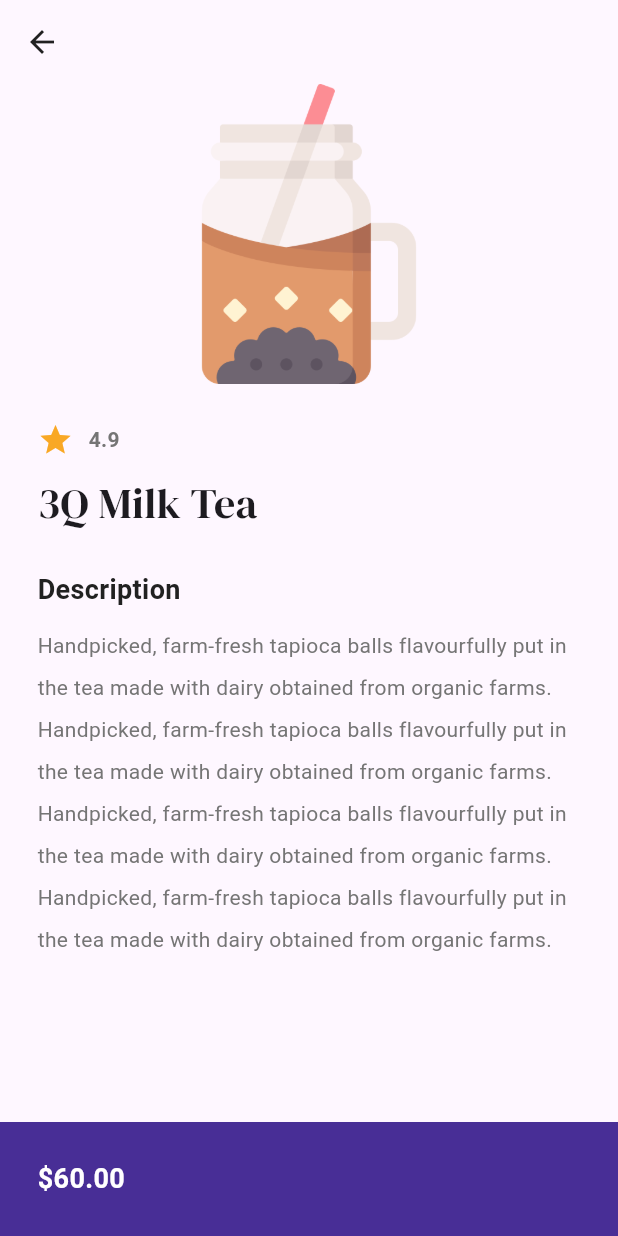
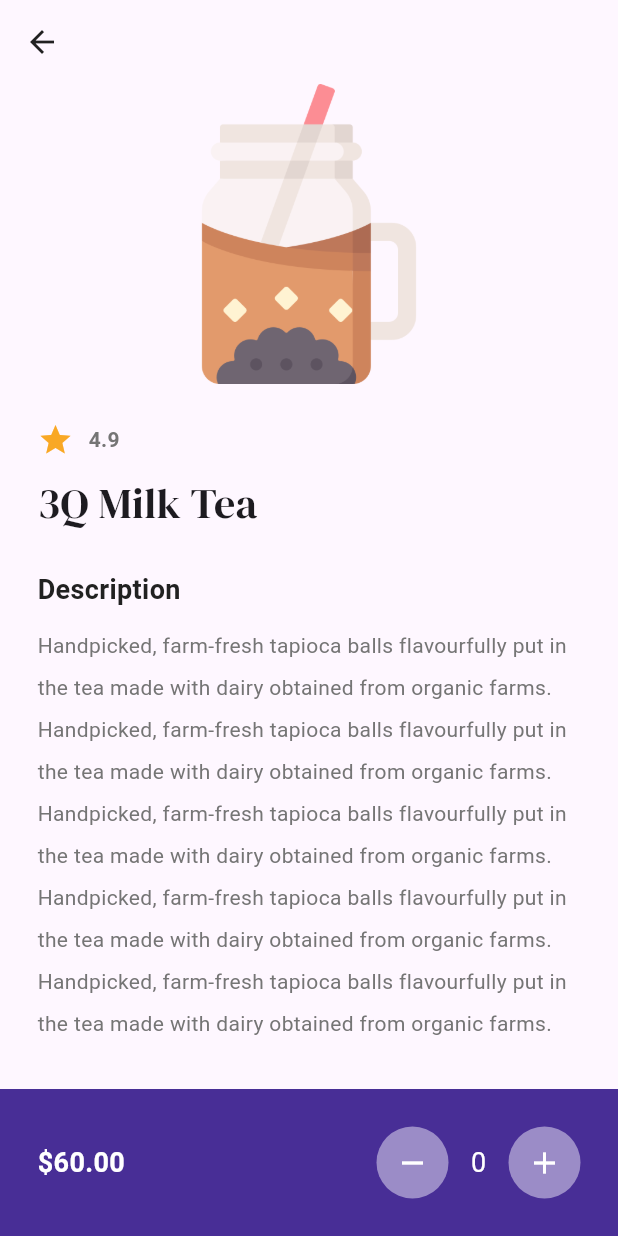
Before and after one commit to strawberryskeleton/tapioka, a Flutter app: the MenuPage screen opened by its route, after a tap on "3Q Milk Tea", on a phone screen of 412 x 824 dp. Run offline on Flutter 3.47's test engine with Material 3 defaults, Android fonts, the phone set to English and light mode, and no system bars; our stand-ins replace google_fonts.

Commit message:
food details page: quantity count ui + function added

```diff
--- a/lib/components/button.dart
+++ b/lib/components/button.dart
@@ -1,4 +1,5 @@
 import 'package:flutter/material.dart';
+import '../theme/colors.dart';
 
 class MyButton extends StatelessWidget {
   final String text;
@@ -11,7 +12,7 @@ class MyButton extends StatelessWidget {
       onTap: onTap,
       child: Container(
         decoration: BoxDecoration(
-          color: Color.fromARGB(255, 98, 77, 160),
+          color: secondaryColor,
           borderRadius: BorderRadius.circular(40),
         ),
         padding: EdgeInsets.all(20),
--- a/lib/pages/food_details_page.dart
+++ b/lib/pages/food_details_page.dart
@@ -15,6 +15,24 @@ class FoodDetailsPage extends StatefulWidget {
 }
 
 class _FoodDetailsPageState extends State<FoodDetailsPage> {
+
+  // Quantity Count Functions
+  int quantityCount = 0;
+
+  void decrementQuantityCount () {
+    setState(() {
+      quantityCount--;
+    });
+  }
+
+  void incrementQuantityCount () {
+    setState(() {
+      quantityCount++;
+    });
+  }
+
+
+
   @override
   Widget build(BuildContext context) {
     return Scaffold(
@@ -86,7 +104,7 @@ class _FoodDetailsPageState extends State<FoodDetailsPage> {
                   const SizedBox(height: 10),
 
                   Text(
-                    "Handpicked, farm-fresh tapioca balls flavourfully put in the tea made with dairy obtained from organic farms. Handpicked, farm-fresh tapioca balls flavourfully put in the tea made with dairy obtained from organic farms. Handpicked, farm-fresh tapioca balls flavourfully put in the tea made with dairy obtained from organic farms. Handpicked, farm-fresh tapioca balls flavourfully put in the tea made with dairy obtained from organic farms.",
+                    "Handpicked, farm-fresh tapioca balls flavourfully put in the tea made with dairy obtained from organic farms. Handpicked, farm-fresh tapioca balls flavourfully put in the tea made with dairy obtained from organic farms. Handpicked, farm-fresh tapioca balls flavourfully put in the tea made with dairy obtained from organic farms. Handpicked, farm-fresh tapioca balls flavourfully put in the tea made with dairy obtained from organic farms. Handpicked, farm-fresh tapioca balls flavourfully put in the tea made with dairy obtained from organic farms.",
                     style: TextStyle(
                       color: Colors.grey[600],
                       fontSize: 14,
@@ -108,6 +126,7 @@ class _FoodDetailsPageState extends State<FoodDetailsPage> {
               children: [
                 // price + quantity
                 Row(
+                  mainAxisAlignment: MainAxisAlignment.spaceBetween,
                   children: [
                     // price
                     Text(
@@ -120,12 +139,60 @@ class _FoodDetailsPageState extends State<FoodDetailsPage> {
                     ),
 
                     // quantity
+                    Row(
+                      children: [
+                        // minus button
+                        Container(
+                          decoration: BoxDecoration(
+                            color: secondaryColor,
+                            shape: BoxShape.circle,
+                          ),
+                          child: IconButton(
+                            icon: const Icon(
+                              Icons.remove,
+                              color: Colors.white,
+                            ),
+                            onPressed: decrementQuantityCount,
+                          ),
+                        ),
 
+                        // qty count
+                        SizedBox(
+                          width: 40,
+                          child: Center(
+                            child: Text(
+                              quantityCount.toString(),
+                              style: TextStyle(
+                                color: Colors.white,
+                                // fontWeight: FontWeight.bold,
+                                fontSize: 18,
+                              ),
+                            ),
+                          ),
+                        ),
+
+                        // plus button
+                        Container(
+                          decoration: BoxDecoration(
+                            color: secondaryColor,
+                            shape: BoxShape.circle,
+                          ),
+                          child: IconButton(
+                            icon: const Icon(
+                              Icons.add,
+                              color: Colors.white,
+                            ),
+                            onPressed: incrementQuantityCount,
+                          ),
+                        ),
+                      ],
+                    ),
 
                   ],
                 ),
 
                 // add to cart button
+
 
               ],
             ),
--- a/lib/pages/menu_page.dart
+++ b/lib/pages/menu_page.dart
@@ -21,7 +21,7 @@ class _MenuPageState extends State<MenuPage> {
     Food(name: "3Q Milk Tea", price: "60.00", imagePath: "lib/images/3Q_milk_tea.png", rating: "4.9"),
 
     // peace ice tea
-    Food(name: "Peace Ice Tea", price: "50.00", imagePath: "lib/images/peach_ice_tea.png", rating: "4.2"),
+    Food(name: "Peach Ice Tea", price: "50.00", imagePath: "lib/images/peach_ice_tea.png", rating: "4.2"),
 
   ];
 
--- a/lib/theme/colors.dart
+++ b/lib/theme/colors.dart
@@ -1,3 +1,5 @@
 import 'package:flutter/material.dart';
 
 var primaryColor = const Color.fromARGB(255, 72, 46, 150);
+
+var secondaryColor = const Color.fromARGB(255, 155, 140, 199);
```
